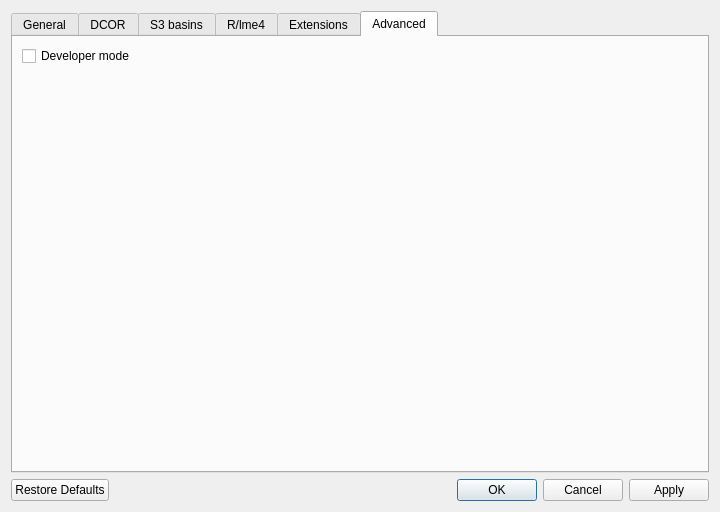
The window that dcscope/gui/preferences.ui (DC-analysis/DCscope) describes before a commit, drawn with Qt 5.
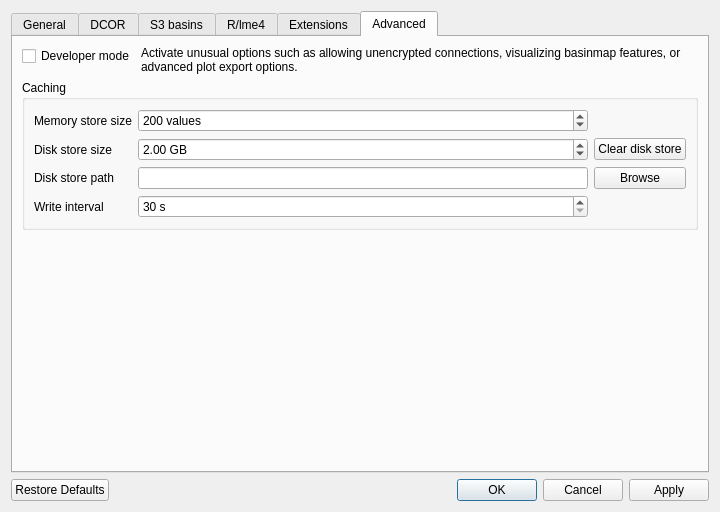
The same window after the commit. The open tabs and pages were chosen to show the change. Icons and pictures are not drawn.

Commit message: enh: allow to modify caching settings in the Advanced preferences tab

Diff of the .ui file:
```diff
--- a/dcscope/gui/preferences.ui
+++ b/dcscope/gui/preferences.ui
@@ -527,10 +527,142 @@
       </attribute>
       <layout class="QVBoxLayout" name="verticalLayout_2">
        <item>
-        <widget class="QCheckBox" name="advanced_developer_mode">
-         <property name="text">
-          <string>Developer mode</string>
+        <layout class="QHBoxLayout" name="horizontalLayout_7" stretch="0,1">
+         <item alignment="Qt::AlignmentFlag::AlignLeft|Qt::AlignmentFlag::AlignTop">
+          <widget class="QCheckBox" name="advanced_developer_mode">
+           <property name="text">
+            <string>Developer mode</string>
+           </property>
+          </widget>
+         </item>
+         <item>
+          <widget class="QLabel" name="label_14">
+           <property name="text">
+            <string>Activate unusual options such as allowing unencrypted connections, visualizing basinmap features, or advanced plot export options.</string>
+           </property>
+           <property name="wordWrap">
+            <bool>true</bool>
+           </property>
+          </widget>
+         </item>
+        </layout>
+       </item>
+       <item>
+        <widget class="QGroupBox" name="groupBox">
+         <property name="title">
+          <string>Caching</string>
          </property>
+         <layout class="QGridLayout" name="gridLayout_2">
+          <item row="0" column="0">
+           <widget class="QLabel" name="label_12">
+            <property name="text">
+             <string>Memory store size</string>
+            </property>
+           </widget>
+          </item>
+          <item row="0" column="1">
+           <widget class="QSpinBox" name="spinBox_cache_mem_num">
+            <property name="sizePolicy">
+             <sizepolicy hsizetype="Preferred" vsizetype="Fixed">
+              <horstretch>0</horstretch>
+              <verstretch>0</verstretch>
+             </sizepolicy>
+            </property>
+            <property name="toolTip">
+             <string>Number of function call return values to keep in RAM</string>
+            </property>
+            <property name="suffix">
+             <string> values</string>
+            </property>
+            <property name="minimum">
+             <number>0</number>
+            </property>
+            <property name="maximum">
+             <number>5000</number>
+            </property>
+            <property name="singleStep">
+             <number>100</number>
+            </property>
+            <property name="value">
+             <number>200</number>
+            </property>
+           </widget>
+          </item>
+          <item row="1" column="0">
+           <widget class="QLabel" name="label_13">
+            <property name="text">
+             <string>Disk store size</string>
+            </property>
+           </widget>
+          </item>
+          <item row="1" column="1">
+           <widget class="QDoubleSpinBox" name="doubleSpinBox_cache_disk_size">
+            <property name="toolTip">
+             <string>Approximate disk space allocated to DCscope for caching function call return values persistently</string>
+            </property>
+            <property name="suffix">
+             <string> GB</string>
+            </property>
+            <property name="maximum">
+             <double>1000.000000000000000</double>
+            </property>
+            <property name="value">
+             <double>2.000000000000000</double>
+            </property>
+           </widget>
+          </item>
+          <item row="2" column="2">
+           <widget class="QPushButton" name="pushButton_cache_disk_browse">
+            <property name="text">
+             <string>Browse</string>
+            </property>
+           </widget>
+          </item>
+          <item row="2" column="1">
+           <widget class="QLineEdit" name="lineEdit_cache_path">
+            <property name="readOnly">
+             <bool>true</bool>
+            </property>
+           </widget>
+          </item>
+          <item row="2" column="0">
+           <widget class="QLabel" name="label_15">
+            <property name="text">
+             <string>Disk store path</string>
+            </property>
+           </widget>
+          </item>
+          <item row="1" column="2">
+           <widget class="QPushButton" name="pushButton_cache_disk_clear">
+            <property name="text">
+             <string>Clear disk store</string>
+            </property>
+           </widget>
+          </item>
+          <item row="3" column="0">
+           <widget class="QLabel" name="label_16">
+            <property name="text">
+             <string>Write interval</string>
+            </property>
+           </widget>
+          </item>
+          <item row="3" column="1">
+           <widget class="QSpinBox" name="spinBox_cache_interval">
+            <property name="toolTip">
+             <string>Time between disk store write operations</string>
+            </property>
+            <property name="suffix">
+             <string> s</string>
+            </property>
+            <property name="minimum">
+             <number>30</number>
+            </property>
+            <property name="maximum">
+             <number>600</number>
+            </property>
+           </widget>
+          </item>
+         </layout>
         </widget>
        </item>
        <item>
```
Left out of the diff: 7 changed lines with no effect on the pictures. The commit also changes 3 other files.
